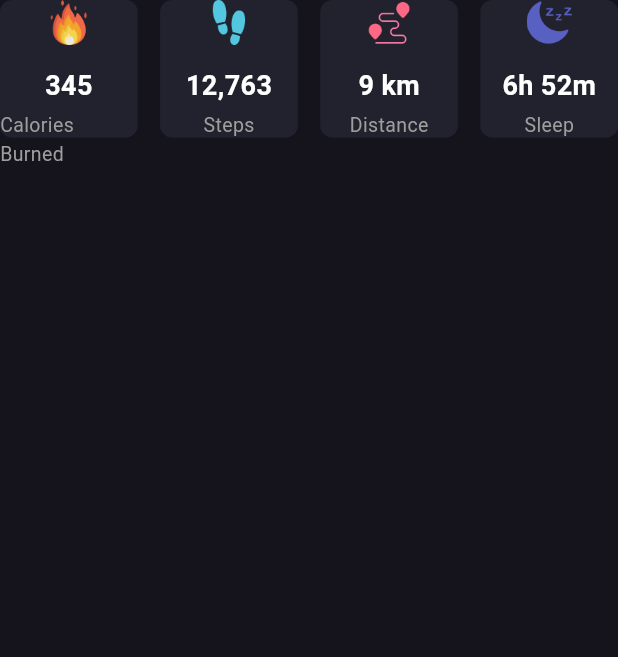
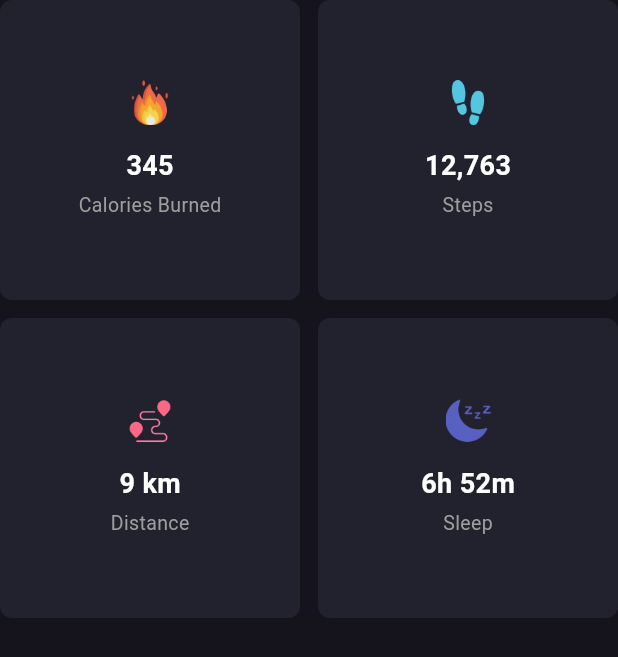
Before and after one commit to AbdullahUsman07/FrontEnd-Designs, a Flutter app: the ActivityDetailsCard widget shown alone on an empty page, opened directly, on a phone screen of 412 x 824 dp. Shown: the top 657 px of the screen. Run offline on Flutter 3.47's test engine with Material 3 defaults, Android fonts, the light colour scheme and no system bars; our stand-ins replace fl_chart.

Commit message:
feat: Made fully responsive for Mobile and Desktop

```diff
--- /dev/null
+++ b/Responsive-Dashboard/dashboard/lib/utils/responsive.dart
@@ -0,0 +1,13 @@
+import 'package:flutter/material.dart';
+
+class Responsive {
+  static bool isMobile(BuildContext context) =>
+      MediaQuery.of(context).size.width < 850;
+
+  static bool isTablet(BuildContext context) =>
+      MediaQuery.of(context).size.width < 1100 &&
+      MediaQuery.of(context).size.width > 850;
+
+  static bool isDesktop(BuildContext context) =>
+      MediaQuery.of(context).size.width >= 1100;
+}
--- a/Responsive-Dashboard/dashboard/lib/widgets/activitiescard.dart
+++ b/Responsive-Dashboard/dashboard/lib/widgets/activitiescard.dart
@@ -1,4 +1,5 @@
 import 'package:dashboard/data/health_details.dart';
+import 'package:dashboard/utils/responsive.dart';
 import 'package:dashboard/widgets/customcard.dart';
 import 'package:flutter/material.dart';
 
@@ -8,16 +9,13 @@ class ActivityDetailsCard extends StatelessWidget {
   @override
   Widget build(BuildContext context) {
     final data = HealthDetails();
-
-    return SizedBox(
-      height: 180,
-      child: GridView.builder(
+    return GridView.builder(
       shrinkWrap: true,
       itemCount: data.healthData.length,
       physics: NeverScrollableScrollPhysics(),
       gridDelegate: SliverGridDelegateWithFixedCrossAxisCount(
-          crossAxisCount: 4,
-          crossAxisSpacing: 15,
+        crossAxisCount: Responsive.isMobile(context)? 2: 4,
+        crossAxisSpacing: Responsive.isMobile(context)? 12: 15,
         mainAxisSpacing: 12.0,
       ),
       itemBuilder:
@@ -49,7 +47,6 @@ class ActivityDetailsCard extends StatelessWidget {
               ],
             ),
           ),
-      ),
     );
   }
 }
--- a/Responsive-Dashboard/dashboard/lib/widgets/dashboard.dart
+++ b/Responsive-Dashboard/dashboard/lib/widgets/dashboard.dart
@@ -1,8 +1,10 @@
 
+import 'package:dashboard/utils/responsive.dart';
 import 'package:dashboard/widgets/activitiescard.dart';
 import 'package:dashboard/widgets/bargraphcard.dart';
 import 'package:dashboard/widgets/headerwidget.dart';
 import 'package:dashboard/widgets/linebarchart.dart';
+import 'package:dashboard/widgets/summarywidget.dart';
 import 'package:flutter/material.dart';
 
 class Dashboard extends StatelessWidget {
@@ -18,9 +20,12 @@ class Dashboard extends StatelessWidget {
             HeaderWidget(),
             const SizedBox(height: 15,),
             ActivityDetailsCard(),
+            const SizedBox(height: 15,),
             LineChartCard(),
             const SizedBox(height: 20,),
             BarGraphCard(),
+            const SizedBox(height: 20,),
+            if(Responsive.isTablet(context)) const SummaryWidget(),
           ],
         ),
     );
--- a/Responsive-Dashboard/dashboard/lib/widgets/summarywidget.dart
+++ b/Responsive-Dashboard/dashboard/lib/widgets/summarywidget.dart
@@ -1,5 +1,3 @@
-
-
 import 'package:dashboard/contants/colors.dart';
 import 'package:dashboard/widgets/piechart.dart';
 import 'package:dashboard/widgets/scheduledwidget.dart';
```
Also changed, not shown: Responsive-Dashboard/dashboard/lib/screens/homeScreen.dart (+15 -0 lines), Responsive-Dashboard/dashboard/lib/widgets/headerwidget.dart (+38 -7 lines), Responsive-Dashboard/dashboard/assets/images/person.png (added). Lines whose indentation alone changed are shown as unchanged.
